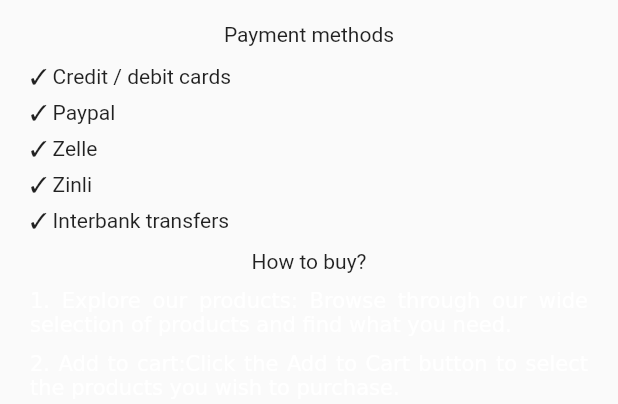
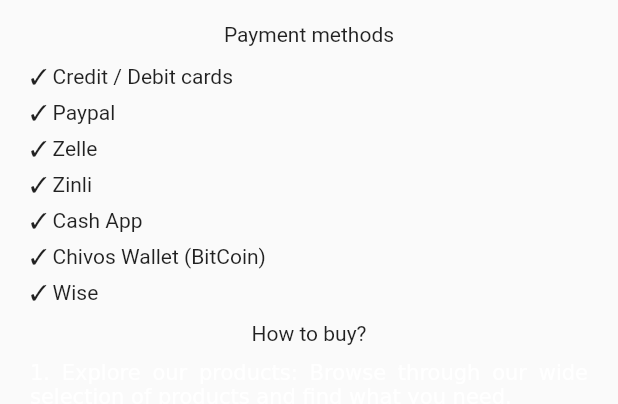
Before and after one commit to multipantaya/mobile_app, a Flutter app: the screen it shows after launch, after a tap on the "info outline" icon, on a phone screen of 412 x 824 dp, the part 84-488 px from its top. Run offline on Flutter 3.47's test engine with Material 2 defaults, Android fonts, the phone set to English and light mode, and no system bars; drawn by our look-alikes of auto_size_text; our stand-ins replace bloc, cached_network_image, equatable, flutter_bloc, flutter_spinkit, hive and 1 more; missing offline and left inert: domain, flutter_portal, presentation; accounts and stored records are empty; generated files the repository leaves out were written again; Roboto replaces fonts that are missing (Poppins); statements that could not run were skipped.

Commit message:
nuevos cambios

```diff
--- a/lib/database/information/plans.dart
+++ b/lib/database/information/plans.dart
@@ -232,7 +232,7 @@ class infoPlans {
       price: 6.00,
       description: [
         SimpleTextModel(
-          title: texts.hboUsa.replaceAll('USA', 'LATAM'),
+          title: texts.hbolatam,
           content: texts.hboLatamText
         ),
         SimpleTextModel(
--- a/lib/database/information/platforms.dart
+++ b/lib/database/information/platforms.dart
@@ -28,4 +28,4 @@ class InfoPlatform {
   );
 }
 
-final List<String> namesPlatform = ['NETFLIX','SPOTIFY','YOUTUBE PREMIUM','DISNEY PLUS'/*,'HBO MAX USA'*/,'HBO MAX LATAM','PRIME VIDEO',];
+final List<String> namesPlatform = ['NETFLIX','SPOTIFY','YOUTUBE PREMIUM','DISNEY PLUS'/*,'HBO MAX USA'*/,'HBO MAX LAT','PRIME VIDEO',];
--- a/lib/l10n/app_en.arb
+++ b/lib/l10n/app_en.arb
@@ -54,7 +54,7 @@
   "stepFiveText":"Once the purchase is complete, your login details will be sent to your registered WhatsApp at the time you made the purchase.",
   "addedProduct":"Added product",
   "paymentMethod":"Payment methods",
-  "paymentMethodText":"Credit / debit cards *Paypal *Zelle *Zinli *Interbank transfers",
+  "paymentMethodText":"Credit / Debit cards *Paypal *Zelle *Zinli *Cash App *Chivos Wallet (BitCoin) *Wise",
   "buildThePlan":"What are you waiting for, for your best plan with our catalog!",
   "importantInformation":"Important information",
   "seePolitics":"See policies",
@@ -74,6 +74,7 @@
   "planOneDisneyPrime": "Individual - 1 Device",
   "planTwoDisneyPrime": "Family - 4 Devices",
   "hboUsa":"Valid for USA:",
+  "hbolatam":"Válido para latin america:",
   "youtubeAnuality":"Annual plan:",
   "youtubeAnualityText":"The price corresponds to the value for a full year of Youtube Premium with all its benefits.",
   "hboUsaText":"This plan will only work within the territory of the United States.",
--- a/lib/l10n/app_es.arb
+++ b/lib/l10n/app_es.arb
@@ -54,7 +54,7 @@
   "stepFiveText":"Una vez la compra esté completada se le enviaron sus datos de inicio de sesión a su whatsApp registrado en el momento que realizó la compra",
   "addedProduct":"Producto agregado",
   "paymentMethod":"Métodos de pago",
-  "paymentMethodText":"Tarjetas de credito / debito *Paypal *Zelle *Zinli *Transferencias interbancarias",
+  "paymentMethodText":"Tarjetas de Credito / Debito *Paypal *Zelle *Zinli *Cash App *Chivos Wallet (BitCoin) *Wise",
   "buildThePlan":"Que esperas, para tu mejor plan con nuestro catálogo!",
   "importantInformation":"Información importante",
   "seePolitics":"Ver políticas",
@@ -74,6 +74,7 @@
   "planOneDisneyPrime":"Individual - 1 Dispositivo",
   "planTwoDisneyPrime":"Familiar - 4 Dispositivos",
   "hboUsa":"Válido para USA:",
+  "hbolatam":"Válido para latino america:",
   "youtubeAnuality":"Plan anual:",
   "youtubeAnualityText":"El precio corresponde al valor por un año completo de Youtube Premium con todos sus beneficios.",
   "hboUsaText":"Este plan solamente funcionará dentro del territorio de estados unidos.",
--- a/lib/ui/home/widgets/home_content.dart
+++ b/lib/ui/home/widgets/home_content.dart
@@ -14,7 +14,6 @@ class HomeContent extends StatelessWidget {
       builder: (context, state) {
         return SingleChildScrollView(
           physics: const BouncingScrollPhysics(),
-          child: SafeArea(
           child: Padding(
             padding: const EdgeInsets.symmetric(horizontal: 10),
             child: Column(
@@ -41,7 +40,6 @@ class HomeContent extends StatelessWidget {
               ],
             )
           ),
-          ),
         );
       },
     );
--- a/lib/widgets/main_appbar.dart
+++ b/lib/widgets/main_appbar.dart
@@ -39,7 +39,7 @@ class MainAppBarState extends State<MainAppBar> {
                 width: 30,
                 height: 30,
                 fit: BoxFit.contain,
-                color: AppTheme.colors.white.withOpacity(0.5)
+                // color: AppTheme.colors.white.withOpacity(0.5)
               ),
               const SizedBox(width: 5,),
               AutoSizeText(
```
Lines whose indentation alone changed are shown as unchanged.
